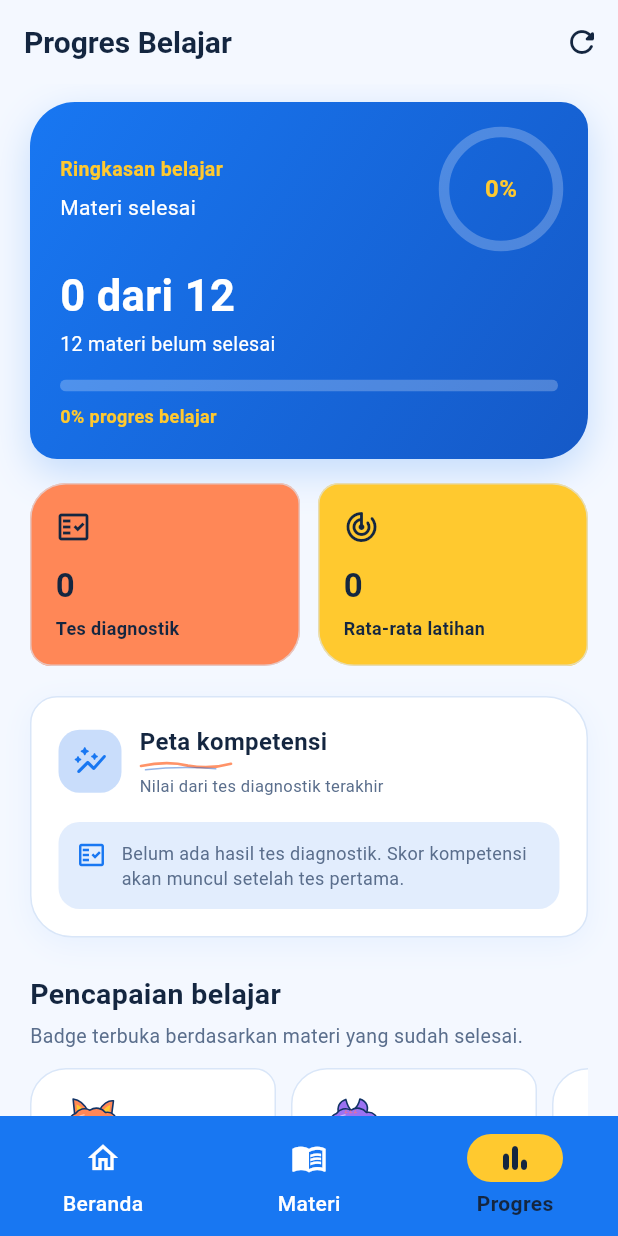
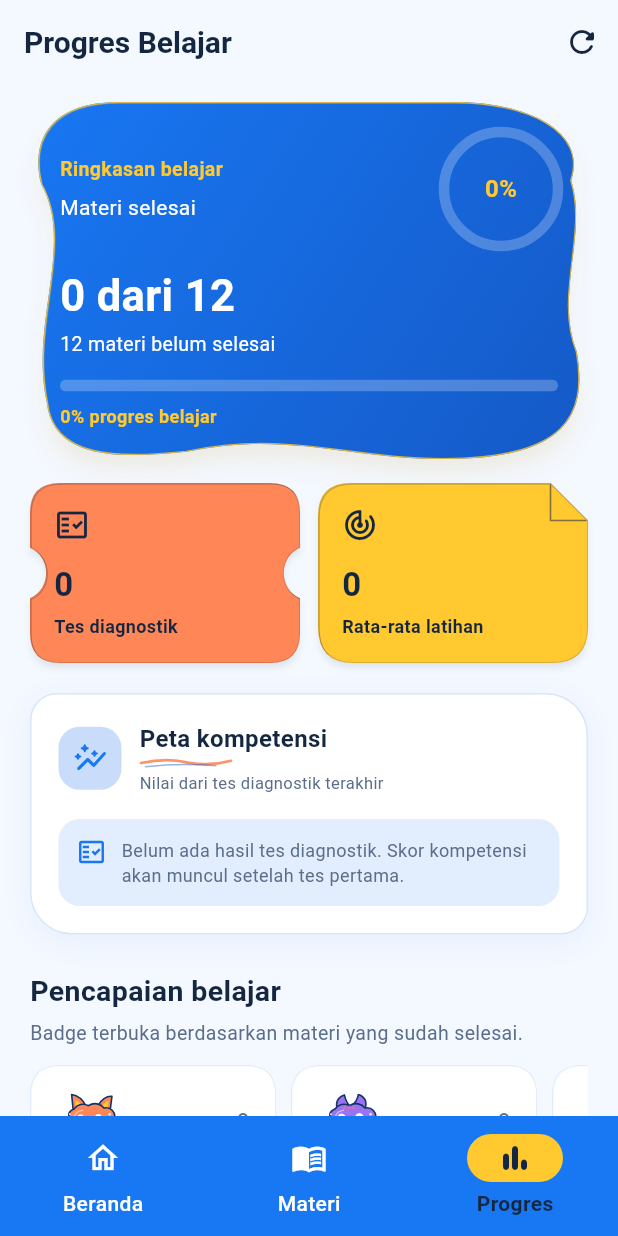
Before and after one commit to zahraslsa/aplikasi_pertama, a Flutter app: the screen it shows after launch, after a tap on "Progres Belajarmu", on a phone screen of 412 x 824 dp. Run offline on Flutter 3.47's test engine with Material 3 defaults, Android fonts, the phone set to English and light mode, and no system bars; our stand-ins replace shared_preferences.

Commit message:
rev widget

```diff
--- a/lib/screens/dashboard_screen.dart
+++ b/lib/screens/dashboard_screen.dart
@@ -3,6 +3,7 @@ import 'package:flutter/material.dart';
 import '../data/learning_store.dart';
 import '../theme/app_colors.dart';
 import '../widgets/codify_mascot.dart';
+import '../widgets/codify_card_surface.dart';
 import 'material_detail_screen.dart';
 import 'diagnostic_screen.dart';
 import 'material_screen.dart';
@@ -108,21 +109,12 @@ class _DashboardScreenState extends State<DashboardScreen> {
           ),
           const SizedBox(height: 14),
 
-          Container(
-            width: double.infinity,
+          CodifyCardSurface(
+            silhouette: CodifyCardSilhouette.speechBubble,
+            color: AppColors.softTint(AppColors.butterYellow, opacity: 0.34),
+            borderColor: AppColors.peach.withValues(alpha: 0.58),
+            elevation: 2,
             padding: const EdgeInsets.all(18),
-            decoration: BoxDecoration(
-              color: AppColors.softTint(AppColors.butterYellow, opacity: 0.34),
-              borderRadius: const BorderRadius.only(
-                topLeft: Radius.circular(28),
-                topRight: Radius.circular(16),
-                bottomLeft: Radius.circular(16),
-                bottomRight: Radius.circular(28),
-              ),
-              border: Border.all(
-                color: AppColors.peach.withValues(alpha: 0.36),
-              ),
-            ),
             child: Column(
               crossAxisAlignment: CrossAxisAlignment.start,
               children: [
@@ -401,32 +393,14 @@ class _DashboardScreenState extends State<DashboardScreen> {
             )
             .length;
         final progress = total == 0 ? 0.0 : count / total;
-        return InkWell(
-          borderRadius: BorderRadius.circular(20),
+        return CodifyCardSurface(
+          silhouette: CodifyCardSilhouette.sticker,
+          color: AppColors.surface,
+          borderColor: AppColors.dustyBlue.withValues(alpha: 0.72),
+          borderWidth: 1.4,
+          elevation: 5,
+          padding: const EdgeInsets.all(20),
           onTap: () => setState(() => _selectedIndex = 2),
-          child: Container(
-            width: double.infinity,
-            padding: const EdgeInsets.all(20),
-            decoration: BoxDecoration(
-              color: AppColors.surface,
-              borderRadius: const BorderRadius.only(
-                topLeft: Radius.circular(26),
-                topRight: Radius.circular(18),
-                bottomLeft: Radius.circular(18),
-                bottomRight: Radius.circular(26),
-              ),
-              border: Border.all(
-                color: AppColors.dustyBlue.withValues(alpha: 0.7),
-                width: 1.2,
-              ),
-              boxShadow: [
-                BoxShadow(
-                  color: AppColors.dustyBlue.withValues(alpha: 0.14),
-                  blurRadius: 20,
-                  offset: const Offset(0, 8),
-                ),
-              ],
-            ),
           child: Column(
             crossAxisAlignment: CrossAxisAlignment.start,
             children: [
@@ -471,9 +445,7 @@ class _DashboardScreenState extends State<DashboardScreen> {
                 child: LinearProgressIndicator(
                   value: progress,
                   minHeight: 8,
-                    backgroundColor: AppColors.dustyBlue.withValues(
-                      alpha: 0.36,
-                    ),
+                  backgroundColor: AppColors.dustyBlue.withValues(alpha: 0.36),
                   valueColor: const AlwaysStoppedAnimation<Color>(
                     AppColors.forestGreen,
                   ),
@@ -491,7 +463,6 @@ class _DashboardScreenState extends State<DashboardScreen> {
               ),
             ],
           ),
-          ),
         );
       },
     );
@@ -505,23 +476,22 @@ class _DashboardScreenState extends State<DashboardScreen> {
   }) {
     final accent = AppColors.learningAccentFor(number);
     final materialIndex = int.tryParse(number) ?? 1;
-    final cardRadius = switch (materialIndex % 3) {
-      0 => BorderRadius.circular(26),
-      1 => const BorderRadius.only(
-        topLeft: Radius.circular(28),
-        topRight: Radius.circular(12),
-        bottomLeft: Radius.circular(12),
-        bottomRight: Radius.circular(28),
+    final cardSilhouette = switch (materialIndex % 3) {
+      0 => CodifyCardSilhouette.foldedNote,
+      1 => CodifyCardSilhouette.ticket,
+      _ => CodifyCardSilhouette.sticker,
+    };
+    return CodifyCardSurface(
+      silhouette: cardSilhouette,
+      color: AppColors.softTint(
+        accent,
+        opacity: materialIndex.isEven ? 0.24 : 0.16,
       ),
-      _ => const BorderRadius.only(
-        topLeft: Radius.circular(12),
-        topRight: Radius.circular(28),
-        bottomLeft: Radius.circular(28),
-        bottomRight: Radius.circular(12),
-      ),
-    };
-    return InkWell(
-      borderRadius: cardRadius,
+      borderColor: accent.withValues(alpha: 0.82),
+      borderWidth: 1.3,
+      elevation: 3,
+      margin: const EdgeInsets.only(bottom: 12),
+      padding: const EdgeInsets.all(16),
       onTap: () async {
         await Navigator.push<void>(
           context,
@@ -535,24 +505,6 @@ class _DashboardScreenState extends State<DashboardScreen> {
           setState(_reloadHomeData);
         }
       },
-      child: Container(
-        margin: const EdgeInsets.only(bottom: 12),
-        padding: const EdgeInsets.all(16),
-        decoration: BoxDecoration(
-          color: AppColors.softTint(
-            accent,
-            opacity: materialIndex.isEven ? 0.24 : 0.16,
-          ),
-          borderRadius: cardRadius,
-          border: Border.all(color: accent.withValues(alpha: 0.72), width: 1.2),
-          boxShadow: [
-            BoxShadow(
-              color: accent.withValues(alpha: 0.12),
-              blurRadius: 14,
-              offset: const Offset(0, 5),
-            ),
-          ],
-        ),
       child: Row(
         children: [
           SizedBox(
@@ -575,10 +527,7 @@ class _DashboardScreenState extends State<DashboardScreen> {
                     decoration: BoxDecoration(
                       color: accent,
                       shape: BoxShape.circle,
-                        border: Border.all(
-                          color: AppColors.softWhite,
-                          width: 2,
-                        ),
+                      border: Border.all(color: AppColors.softWhite, width: 2),
                     ),
                     child: Icon(
                       icon,
@@ -633,7 +582,6 @@ class _DashboardScreenState extends State<DashboardScreen> {
           ),
         ],
       ),
-      ),
     );
   }
 }
--- a/lib/screens/material_screen.dart
+++ b/lib/screens/material_screen.dart
@@ -4,6 +4,7 @@ import '../data/learning_store.dart';
 import 'material_detail_screen.dart';
 import '../theme/app_colors.dart';
 import '../widgets/codify_mascot.dart';
+import '../widgets/codify_card_surface.dart';
 
 class _MaterialScreenState extends State<MaterialScreen> {
   final TextEditingController _searchController = TextEditingController();
@@ -346,20 +347,10 @@ class _MaterialScreenState extends State<MaterialScreen> {
     final progress = materialProgress.progressFor(number);
     final accent = AppColors.learningAccentFor(number);
     final materialIndex = int.tryParse(number) ?? 1;
-    final cardRadius = switch (materialIndex % 3) {
-      0 => BorderRadius.circular(30),
-      1 => const BorderRadius.only(
-        topLeft: Radius.circular(30),
-        topRight: Radius.circular(14),
-        bottomLeft: Radius.circular(14),
-        bottomRight: Radius.circular(30),
-      ),
-      _ => const BorderRadius.only(
-        topLeft: Radius.circular(14),
-        topRight: Radius.circular(30),
-        bottomLeft: Radius.circular(30),
-        bottomRight: Radius.circular(14),
-      ),
+    final cardSilhouette = switch (materialIndex % 3) {
+      0 => CodifyCardSilhouette.foldedNote,
+      1 => CodifyCardSilhouette.ticket,
+      _ => CodifyCardSilhouette.sticker,
     };
     final accentForeground = accent.computeLuminance() > 0.32
         ? AppColors.darkText
@@ -381,8 +372,17 @@ class _MaterialScreenState extends State<MaterialScreen> {
         ? 'Sedang dipelajari'
         : 'Belum dimulai';
 
-    return InkWell(
-      borderRadius: cardRadius,
+    return CodifyCardSurface(
+      silhouette: cardSilhouette,
+      color: AppColors.softTint(
+        accent,
+        opacity: materialIndex.isEven ? 0.24 : 0.16,
+      ),
+      borderColor: accent,
+      borderWidth: 1.3,
+      elevation: 3,
+      margin: const EdgeInsets.only(bottom: 12),
+      padding: const EdgeInsets.all(16),
       onTap: () async {
         await Navigator.push<void>(
           context,
@@ -396,24 +396,6 @@ class _MaterialScreenState extends State<MaterialScreen> {
           });
         }
       },
-      child: Container(
-        margin: const EdgeInsets.only(bottom: 12),
-        padding: const EdgeInsets.all(16),
-        decoration: BoxDecoration(
-          color: AppColors.softTint(
-            accent,
-            opacity: materialIndex.isEven ? 0.24 : 0.16,
-          ),
-          borderRadius: cardRadius,
-          border: Border.all(color: accent.withValues(alpha: 0.78), width: 1.3),
-          boxShadow: [
-            BoxShadow(
-              color: accent.withValues(alpha: 0.1),
-              blurRadius: 15,
-              offset: const Offset(0, 5),
-            ),
-          ],
-        ),
       child: Column(
         crossAxisAlignment: CrossAxisAlignment.start,
         children: [
@@ -510,10 +492,7 @@ class _MaterialScreenState extends State<MaterialScreen> {
           Row(
             children: [
               Container(
-                  padding: const EdgeInsets.symmetric(
-                    horizontal: 9,
-                    vertical: 5,
-                  ),
+                padding: const EdgeInsets.symmetric(horizontal: 9, vertical: 5),
                 decoration: BoxDecoration(
                   color: statusBackground,
                   borderRadius: BorderRadius.circular(20),
@@ -556,7 +535,6 @@ class _MaterialScreenState extends State<MaterialScreen> {
             ),
           ),
         ],
-        ),
       ),
     );
   }
--- a/lib/screens/progress_screen.dart
+++ b/lib/screens/progress_screen.dart
@@ -6,6 +6,7 @@ import 'history_screen.dart';
 import 'material_detail_screen.dart';
 import 'material_screen.dart';
 import '../widgets/codify_mascot.dart';
+import '../widgets/codify_card_surface.dart';
 
 class ProgressScreen extends StatefulWidget {
   const ProgressScreen({super.key});
@@ -149,12 +150,7 @@ class _ProgressScreenState extends State<ProgressScreen> {
                       value: '${data.diagnosticHistory.length}',
                       icon: Icons.fact_check_outlined,
                       backgroundColor: AppColors.peach,
-                      shape: const BorderRadius.only(
-                        topLeft: Radius.circular(24),
-                        topRight: Radius.circular(14),
-                        bottomLeft: Radius.circular(14),
-                        bottomRight: Radius.circular(24),
-                      ),
+                      silhouette: CodifyCardSilhouette.ticket,
                       iconColor: AppColors.darkText,
                     ),
                   ),
@@ -165,12 +161,7 @@ class _ProgressScreenState extends State<ProgressScreen> {
                       value: '$averagePracticeScore',
                       icon: Icons.track_changes_rounded,
                       backgroundColor: AppColors.butterYellow,
-                      shape: const BorderRadius.only(
-                        topLeft: Radius.circular(14),
-                        topRight: Radius.circular(24),
-                        bottomLeft: Radius.circular(24),
-                        bottomRight: Radius.circular(14),
-                      ),
+                      silhouette: CodifyCardSilhouette.foldedNote,
                       iconColor: AppColors.darkText,
                     ),
                   ),
@@ -320,28 +311,18 @@ class _ProgressScreenState extends State<ProgressScreen> {
     required double progress,
     required int progressPercent,
   }) {
-    return Container(
+    return CodifyCardSurface(
+      silhouette: CodifyCardSilhouette.sticker,
+      color: AppColors.primary,
+      gradient: const LinearGradient(
+        begin: Alignment.topLeft,
+        end: Alignment.bottomRight,
+        colors: [AppColors.primary, AppColors.deepBlue],
+      ),
+      borderColor: AppColors.butterYellow.withValues(alpha: 0.8),
+      borderWidth: 1.5,
+      elevation: 6,
       padding: const EdgeInsets.all(20),
-      decoration: BoxDecoration(
-        gradient: const LinearGradient(
-          begin: Alignment.topLeft,
-          end: Alignment.bottomRight,
-          colors: [AppColors.primary, AppColors.deepBlue],
-        ),
-        borderRadius: const BorderRadius.only(
-          topLeft: Radius.circular(30),
-          topRight: Radius.circular(18),
-          bottomLeft: Radius.circular(18),
-          bottomRight: Radius.circular(30),
-        ),
-        boxShadow: [
-          BoxShadow(
-            color: AppColors.primary.withValues(alpha: 0.22),
-            blurRadius: 22,
-            offset: const Offset(0, 9),
-          ),
-        ],
-      ),
       child: Column(
         crossAxisAlignment: CrossAxisAlignment.start,
         children: [
@@ -633,7 +614,7 @@ class _SummaryCard extends StatelessWidget {
   final String value;
   final IconData icon;
   final Color backgroundColor;
-  final BorderRadius shape;
+  final CodifyCardSilhouette silhouette;
   final Color iconColor;
 
   const _SummaryCard({
@@ -641,19 +622,18 @@ class _SummaryCard extends StatelessWidget {
     required this.value,
     required this.icon,
     required this.backgroundColor,
-    required this.shape,
+    required this.silhouette,
     required this.iconColor,
   });
 
   @override
   Widget build(BuildContext context) {
-    return Container(
+    return CodifyCardSurface(
+      silhouette: silhouette,
+      color: backgroundColor,
+      borderColor: AppColors.darkText.withValues(alpha: 0.16),
+      elevation: 2,
       padding: const EdgeInsets.all(16),
-      decoration: BoxDecoration(
-        color: backgroundColor,
-        borderRadius: shape,
-        border: Border.all(color: AppColors.border.withValues(alpha: 0.65)),
-      ),
       child: Column(
         crossAxisAlignment: CrossAxisAlignment.start,
         children: [
@@ -811,31 +791,18 @@ class _AchievementCard extends StatelessWidget {
               : AppColors.softWhite)
         : AppColors.textSecondary;
 
-    return Container(
+    return CodifyCardSurface(
       width: 164,
+      silhouette: CodifyCardSilhouette.ticket,
+      color: isUnlocked
+          ? AppColors.softTint(accent, opacity: 0.16)
+          : AppColors.surface,
+      borderColor: isUnlocked
+          ? accent.withValues(alpha: 0.82)
+          : AppColors.border,
+      borderWidth: isUnlocked ? 1.4 : 1,
+      elevation: isUnlocked ? 3 : 0,
       padding: const EdgeInsets.all(14),
-      decoration: BoxDecoration(
-        color: AppColors.surface,
-        borderRadius: const BorderRadius.only(
-          topLeft: Radius.circular(24),
-          topRight: Radius.circular(14),
-          bottomLeft: Radius.circular(14),
-          bottomRight: Radius.circular(24),
-        ),
-        border: Border.all(
-          color: isUnlocked ? accent.withValues(alpha: 0.82) : AppColors.border,
-          width: isUnlocked ? 1.4 : 1,
-        ),
-        boxShadow: isUnlocked
-            ? [
-                BoxShadow(
-                  color: accent.withValues(alpha: 0.14),
-                  blurRadius: 14,
-                  offset: const Offset(0, 5),
-                ),
-              ]
-            : const [],
-      ),
       child: Column(
         crossAxisAlignment: CrossAxisAlignment.start,
         children: [
--- /dev/null
+++ b/lib/widgets/codify_card_surface.dart
@@ -0,0 +1,305 @@
+import 'dart:math' as math;
+
+import 'package:flutter/material.dart';
+
+enum CodifyCardSilhouette { foldedNote, speechBubble, sticker, ticket }
+
+class CodifyCardBorder extends ShapeBorder {
+  final CodifyCardSilhouette silhouette;
+  final BorderSide side;
+
+  const CodifyCardBorder({
+    required this.silhouette,
+    this.side = BorderSide.none,
+  });
+
+  @override
+  EdgeInsetsGeometry get dimensions => EdgeInsets.all(side.width);
+
+  @override
+  Path getOuterPath(Rect rect, {TextDirection? textDirection}) =>
+      _pathFor(rect, silhouette);
+
+  @override
+  Path getInnerPath(Rect rect, {TextDirection? textDirection}) =>
+      _pathFor(rect.deflate(side.width), silhouette);
+
+  @override
+  void paint(Canvas canvas, Rect rect, {TextDirection? textDirection}) {
+    if (side.style == BorderStyle.none || side.width == 0) {
+      return;
+    }
+    final path = getOuterPath(rect, textDirection: textDirection);
+    canvas.drawPath(path, side.toPaint());
+
+    if (silhouette == CodifyCardSilhouette.foldedNote) {
+      final fold = math.min(
+        25.0,
+        math.min(rect.width * 0.14, rect.height * 0.3),
+      );
+      final crease = Path()
+        ..moveTo(rect.right - fold, rect.top + side.width)
+        ..lineTo(rect.right - fold, rect.top + fold)
+        ..lineTo(rect.right - side.width, rect.top + fold);
+      canvas.drawPath(
+        crease,
+        Paint()
+          ..color = side.color.withValues(alpha: 0.54)
+          ..style = PaintingStyle.stroke
+          ..strokeWidth = math.max(1.0, side.width * 0.75)
+          ..strokeCap = StrokeCap.round
+          ..strokeJoin = StrokeJoin.round,
+      );
+    }
+
+    canvas.drawPath(
+      path.shift(const Offset(0.8, 0.8)),
+      Paint()
+        ..color = side.color.withValues(alpha: 0.24)
+        ..style = PaintingStyle.stroke
+        ..strokeWidth = 0.75
+        ..strokeCap = StrokeCap.round
+        ..strokeJoin = StrokeJoin.round,
+    );
+  }
+
+  static Path _pathFor(Rect rect, CodifyCardSilhouette silhouette) {
+    final left = rect.left;
+    final top = rect.top;
+    final right = rect.right;
+    final bottom = rect.bottom;
+    final width = rect.width;
+    final height = rect.height;
+
+    switch (silhouette) {
+      case CodifyCardSilhouette.foldedNote:
+        final fold = math.min(25.0, math.min(width * 0.14, height * 0.3));
+        return Path()
+          ..moveTo(left + 22, top)
+          ..lineTo(right - fold, top)
+          ..lineTo(right, top + fold)
+          ..lineTo(right, bottom - 24)
+          ..quadraticBezierTo(right, bottom, right - 24, bottom)
+          ..lineTo(left + 24, bottom)
+          ..quadraticBezierTo(left, bottom, left, bottom - 24)
+          ..lineTo(left, top + 22)
+          ..quadraticBezierTo(left, top, left + 22, top)
+          ..close();
+      case CodifyCardSilhouette.speechBubble:
+        final tailHeight = math.min(14.0, height * 0.1);
+        final tailWidth = math.min(32.0, width * 0.14);
+        final bodyBottom = bottom - tailHeight;
+        return Path()
+          ..moveTo(left + 22, top)
+          ..lineTo(right - 22, top)
+          ..quadraticBezierTo(right, top, right, top + 22)
+          ..lineTo(right, bodyBottom - 22)
+          ..quadraticBezierTo(right, bodyBottom, right - 22, bodyBottom)
+          ..lineTo(right - tailWidth, bodyBottom)
+          ..lineTo(right - tailWidth * 0.72, bottom)
+          ..lineTo(right - tailWidth * 1.8, bodyBottom)
+          ..lineTo(left + 22, bodyBottom)
+          ..quadraticBezierTo(left, bodyBottom, left, bodyBottom - 22)
+          ..lineTo(left, top + 22)
+          ..quadraticBezierTo(left, top, left + 22, top)
+          ..close();
+      case CodifyCardSilhouette.sticker:
+        return Path()
+          ..moveTo(left + width * 0.16, top)
+          ..cubicTo(
+            left + width * 0.04,
+            top,
+            left,
+            top + height * 0.1,
+            left + width * 0.02,
+            top + height * 0.23,
+          )
+          ..cubicTo(
+            left + width * 0.08,
+            top + height * 0.4,
+            left,
+            top + height * 0.61,
+            left + width * 0.03,
+            bottom - height * 0.16,
+          )
+          ..cubicTo(
+            left + width * 0.04,
+            bottom,
+            left + width * 0.16,
+            bottom,
+            left + width * 0.28,
+            bottom - height * 0.02,
+          )
+          ..cubicTo(
+            left + width * 0.46,
+            bottom - height * 0.08,
+            left + width * 0.57,
+            bottom,
+            left + width * 0.74,
+            bottom,
+          )
+          ..cubicTo(
+            right - width * 0.04,
+            bottom,
+            right,
+            bottom - height * 0.12,
+            right - width * 0.02,
+            bottom - height * 0.3,
+          )
+          ..cubicTo(
+            right - width * 0.06,
+            top + height * 0.54,
+            right,
+            top + height * 0.37,
+            right - width * 0.03,
+            top + height * 0.22,
+          )
+          ..cubicTo(
+            right,
+            top + height * 0.08,
+            right - width * 0.11,
+            top,
+            right - width * 0.24,
+            top,
+          )
+          ..close();
+      case CodifyCardSilhouette.ticket:
+        final notch = math.min(15.0, math.min(width * 0.08, height * 0.15));
+        final upperNotch = top + height * 0.36;
+        final lowerNotch = top + height * 0.64;
+        return Path()
+          ..moveTo(left + 20, top)
+          ..lineTo(right - 20, top)
+          ..quadraticBezierTo(right, top, right, top + 20)
+          ..lineTo(right, upperNotch)
+          ..cubicTo(
+            right - notch,
+            upperNotch + notch * 0.42,
+            right - notch,
+            lowerNotch - notch * 0.42,
+            right,
+            lowerNotch,
+          )
+          ..lineTo(right, bottom - 20)
+          ..quadraticBezierTo(right, bottom, right - 20, bottom)
+          ..lineTo(left + 20, bottom)
+          ..quadraticBezierTo(left, bottom, left, bottom - 20)
+          ..lineTo(left, lowerNotch)
+          ..cubicTo(
+            left + notch,
+            lowerNotch - notch * 0.42,
+            left + notch,
+            upperNotch + notch * 0.42,
+            left,
+            upperNotch,
+          )
+          ..lineTo(left, top + 20)
+          ..quadraticBezierTo(left, top, left + 20, top)
+          ..close();
+    }
+  }
+
+  @override
+  ShapeBorder scale(double t) =>
+      CodifyCardBorder(silhouette: silhouette, side: side.scale(t));
+}
+
+class CodifyCardSurface extends StatelessWidget {
+  final CodifyCardSilhouette silhouette;
+  final Widget child;
+  final Color color;
+  final Color borderColor;
+  final double borderWidth;
+  final double elevation;
+  final EdgeInsetsGeometry padding;
+  final EdgeInsetsGeometry margin;
+  final double? width;
+  final VoidCallback? onTap;
+  final Gradient? gradient;
+
+  const CodifyCardSurface({
+    super.key,
+    required this.silhouette,
+    required this.child,
+    required this.color,
+    required this.borderColor,
+    this.borderWidth = 1.4,
+    this.elevation = 3,
+    this.padding = const EdgeInsets.all(16),
+    this.margin = EdgeInsets.zero,
+    this.width,
+    this.onTap,
+    this.gradient,
+  });
+
+  @override
+  Widget build(BuildContext context) {
+    final border = CodifyCardBorder(
+      silhouette: silhouette,
+      side: BorderSide(color: borderColor, width: borderWidth),
+    );
+    return Container(
+      width: width,
+      margin: margin,
+      child: PhysicalShape(
+        clipper: _CodifyCardClipper(border),
+        color: gradient == null ? color : Colors.transparent,
+        shadowColor: borderColor.withValues(alpha: 0.2),
+        elevation: elevation,
+        clipBehavior: Clip.antiAlias,
+        child: CustomPaint(
+          foregroundPainter: _CodifyCardOutlinePainter(border),
+          child: Stack(
+            fit: StackFit.passthrough,
+            children: [
+              if (gradient != null)
+                Positioned.fill(
+                  child: DecoratedBox(
+                    decoration: BoxDecoration(gradient: gradient),
+                  ),
+                ),
+              Material(
+                type: MaterialType.transparency,
+                child: InkWell(
+                  customBorder: border,
+                  onTap: onTap,
+                  child: Padding(padding: padding, child: child),
+                ),
+              ),
+            ],
+          ),
+        ),
+      ),
+    );
+  }
+}
+
+class _CodifyCardClipper extends CustomClipper<Path> {
+  final CodifyCardBorder border;
+
+  const _CodifyCardClipper(this.border);
+
+  @override
+  Path getClip(Size size) => border.getOuterPath(Offset.zero & size);
+
+  @override
+  bool shouldReclip(covariant _CodifyCardClipper oldClipper) =>
+      oldClipper.border.silhouette != border.silhouette ||
+      oldClipper.border.side.width != border.side.width;
+}
+
+class _CodifyCardOutlinePainter extends CustomPainter {
+  final CodifyCardBorder border;
+
+  const _CodifyCardOutlinePainter(this.border);
+
+  @override
+  void paint(Canvas canvas, Size size) {
+    border.paint(canvas, Offset.zero & size);
+  }
+
+  @override
+  bool shouldRepaint(covariant _CodifyCardOutlinePainter oldDelegate) =>
+      oldDelegate.border.silhouette != border.silhouette ||
+      oldDelegate.border.side != border.side;
+}
```
Lines whose indentation alone changed are shown as unchanged.
